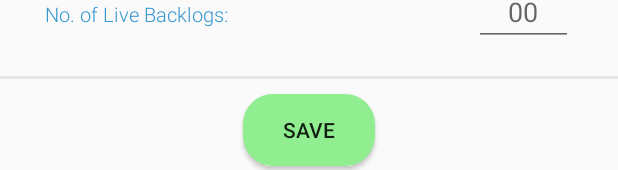
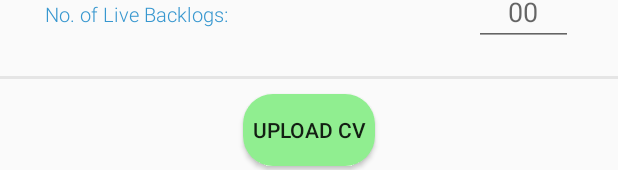
Before and after one commit to nishantduttm/Placement-APP, an Android app: the layout fragment_update_profile.xml on its own in the app's theme, with its tools: preview values and no code run, scrolled down 413 dp, on a phone screen of 412 x 824 dp. Shown: the part 1063-1233 px from the top of the screen. Run offline under Robolectric (Android 15) with nearby library versions, the phone set to English and light mode, and no system bars; network calls fail; Roboto replaces fonts that are not available here.

Commit message:
added uload cv

```diff
--- a/app/build.gradle
+++ b/app/build.gradle
@@ -51,11 +51,13 @@ dependencies {
     implementation 'androidx.cardview:cardview:1.0.0'
     implementation 'com.google.code.gson:gson:2.8.5'
     implementation 'com.google.android.material:material:1.2.1'
+    implementation 'com.google.firebase:firebase-storage:20.0.0'
     testImplementation 'junit:junit:4.12'
     androidTestImplementation 'androidx.test.ext:junit:1.1.1'
     androidTestImplementation 'androidx.test.espresso:espresso-core:3.2.0'
     // Import the BoM for the Firebase platform
     implementation platform('com.google.firebase:firebase-bom:25.12.0')
+    implementation fileTree(dir:'libs', include:['*.jar'])
 
     // https://mvnrepository.com/artifact/com.google.guava/guava
     compile group: 'com.google.guava', name: 'guava', version: '11.0.2'
--- a/app/src/main/res/layout/fragment_update_profile.xml
+++ b/app/src/main/res/layout/fragment_update_profile.xml
@@ -761,6 +761,25 @@
                         android:textSize="18sp"
                         android:visibility="visible"/>
                 </LinearLayout>
+                <View
+                    android:layout_width="match_parent"
+                    android:layout_height="2dp"
+                    android:layout_marginTop="20dp"
+                    android:background="@color/grey" />
+
+                <Button
+                    android:id="@+id/uploadCvButton"
+                    android:layout_width="wrap_content"
+                    android:layout_height="wrap_content"
+                    android:layout_gravity="center_horizontal"
+                    android:layout_marginTop="10sp"
+                    android:layout_marginBottom="10sp"
+                    android:background="@drawable/rounded_corners"
+                    android:padding="5dp"
+                    android:paddingLeft="35dp"
+                    android:paddingRight="35dp"
+                    android:text="Upload CV"
+                    android:visibility="visible" />
 
                 <View
                     android:layout_width="match_parent"
```
Also changed, not shown: app/src/main/java/com/example/placementapp/student/UpdateProfile.java (+62 -2 lines).
